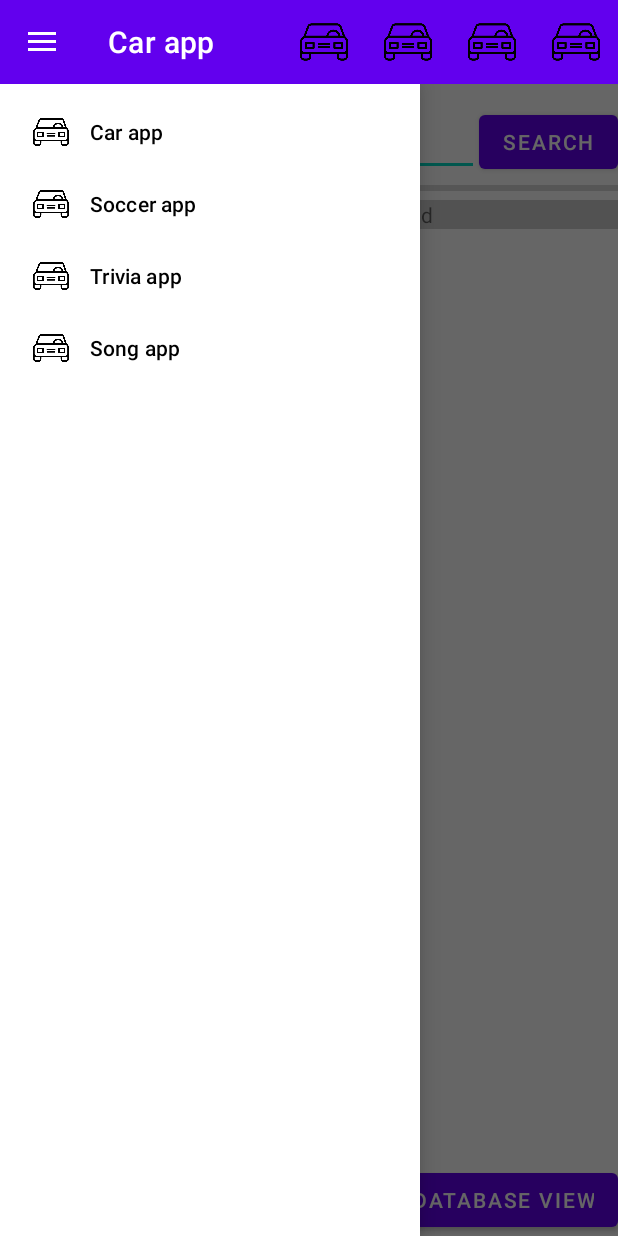
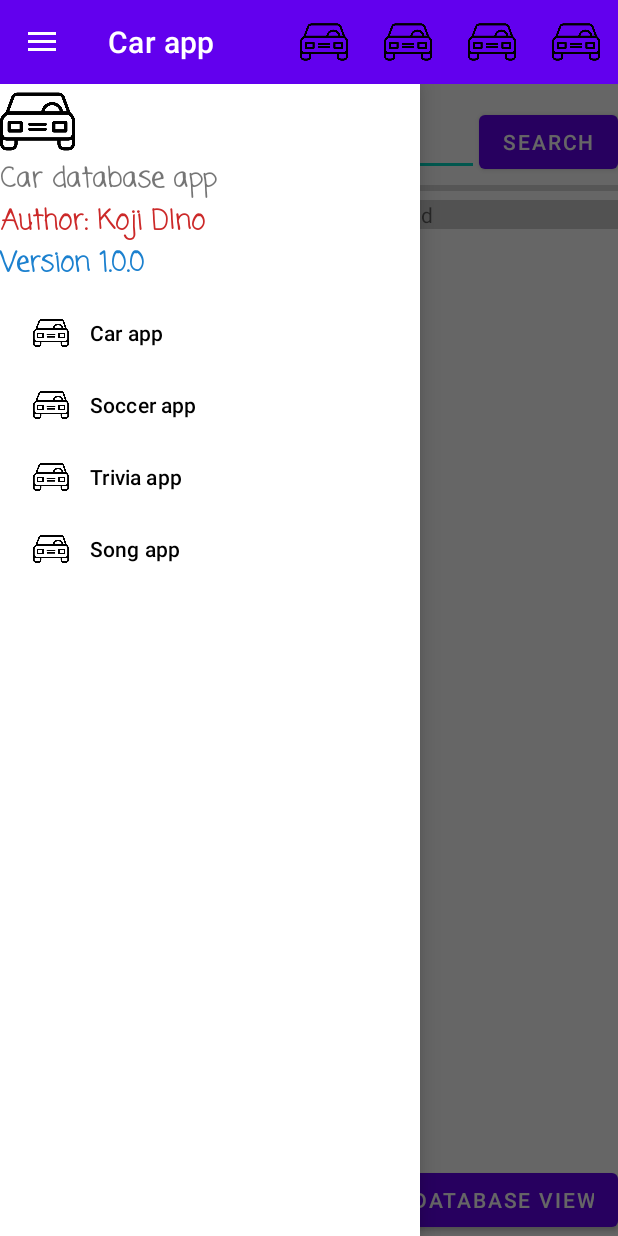
Before and after one commit to 0ji/CST2335FinalProject, an Android app: the screen it shows after launch (CarDBActivity), with the side drawer open, on a phone screen of 412 x 824 dp. Run offline under Robolectric (Android 15) with nearby library versions, the phone set to English and light mode, and no system bars.

Commit message:
completed navbar

```diff
--- a/app/src/main/res/layout/car_db_main.xml
+++ b/app/src/main/res/layout/car_db_main.xml
@@ -138,7 +138,7 @@
             android:layout_height="match_parent"
             android:layout_gravity="start"
             android:fitsSystemWindows="true"
-
+            app:headerLayout="@layout/header_car"
             app:menu="@menu/app_menu" />
 
     </androidx.drawerlayout.widget.DrawerLayout>
--- /dev/null
+++ b/app/src/main/res/layout/header_car.xml
@@ -0,0 +1,44 @@
+<?xml version="1.0" encoding="utf-8"?>
+<LinearLayout xmlns:android="http://schemas.android.com/apk/res/android"
+    xmlns:app="http://schemas.android.com/apk/res-auto"
+    android:id="@+id/car"
+    android:layout_width="match_parent"
+    android:layout_height="match_parent"
+    android:orientation="vertical">
+
+    <ImageView
+        android:id="@+id/imageView"
+        android:layout_width="50dp"
+        android:layout_height="50dp"
+        android:contentDescription="car icon"
+        app:srcCompat="@drawable/car" />
+
+    <TextView
+        android:id="@+id/activityTitle"
+        android:layout_width="match_parent"
+        android:layout_height="wrap_content"
+        android:fontFamily="casual"
+        android:text="Car database app"
+        android:textSize="18sp"
+        android:textStyle="bold" />
+
+    <TextView
+        android:id="@+id/activityAuthor"
+        android:layout_width="match_parent"
+        android:layout_height="wrap_content"
+        android:fontFamily="casual"
+        android:text="Author: Koji DIno"
+        android:textColor="#CC2929"
+        android:textSize="18sp"
+        android:textStyle="bold" />
+
+    <TextView
+        android:id="@+id/activityVersionNum"
+        android:layout_width="match_parent"
+        android:layout_height="wrap_content"
+        android:fontFamily="casual"
+        android:text="Version 1.0.0"
+        android:textColor="#1C81CF"
+        android:textSize="18sp"
+        android:textStyle="bold" />
+</LinearLayout>
```
